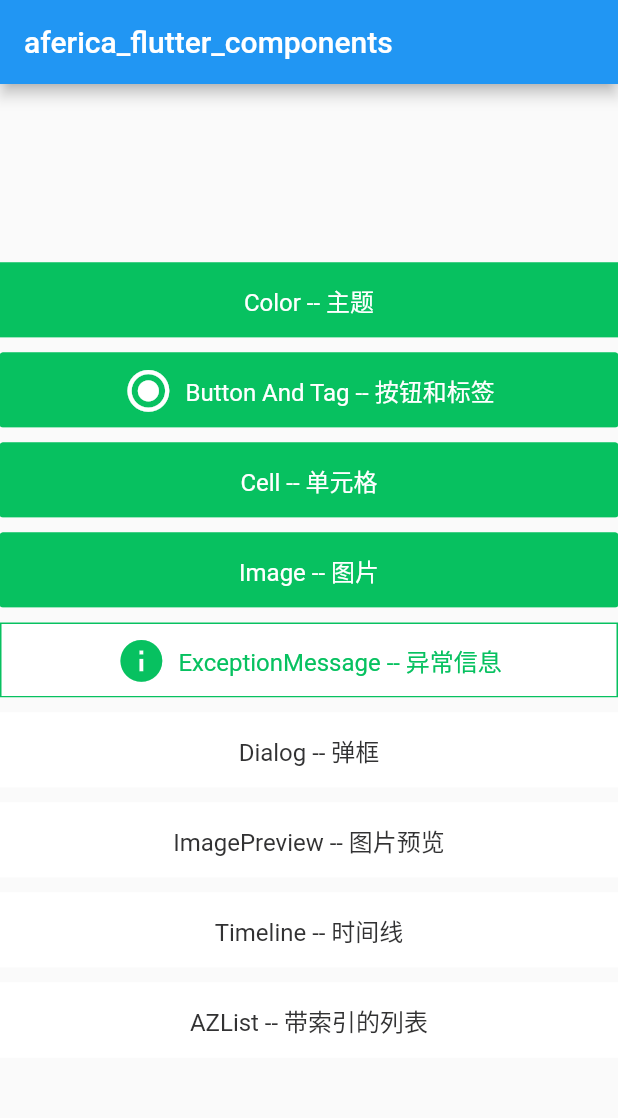
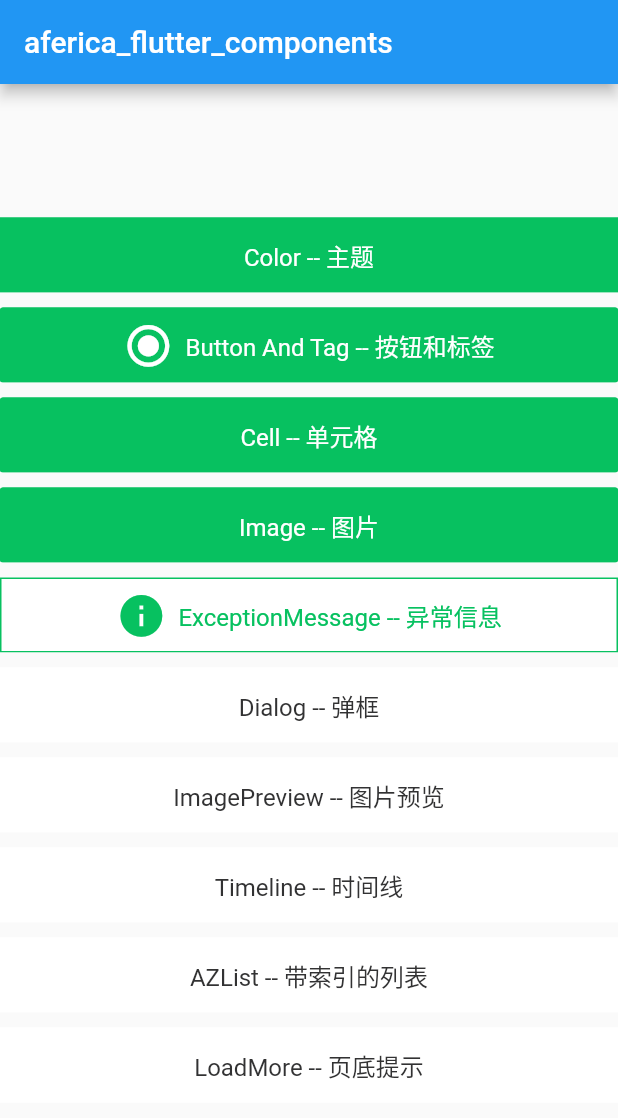
Before and after one commit to aferica/aferica_flutter_components, a Flutter app: the screen it shows after launch, on a phone screen of 412 x 824 dp. Shown: the top 1118 px of the screen. Run offline on Flutter 3.47's test engine with Material 2 defaults, Android fonts, the phone set to English and light mode, and no system bars; drawn by our look-alikes of oktoast; our stand-ins replace cached_network_image, flutter_spinkit; missing offline and left inert: flutter_drag_scale.

Commit message:
添加LoadMore组件

```diff
--- a/example/lib/main.dart
+++ b/example/lib/main.dart
@@ -9,6 +9,7 @@ import 'pages/Dialog.dart';
 import 'pages/ButtonTag.dart';
 import 'pages/Cell.dart';
 import 'pages/AZList.dart';
+import 'pages/LoadMore.dart';
 
 void main() => runApp(MyApp());
 
@@ -175,6 +176,17 @@ class _MyHomePageState extends State<MyHomePage> {
             onClick: () {
               Navigator.of(context).push(new MaterialPageRoute(builder: (ctx) => AZListPage()));
             },
+          ),
+          BlankRow(),
+          ButtonTag(
+            text: 'LoadMore -- 页底提示',
+            type: 'default',
+            size: 'big',
+//            hairline: true,
+            radius: 0,
+            onClick: () {
+              Navigator.of(context).push(new MaterialPageRoute(builder: (ctx) => LoadMorePage()));
+            },
           )
         ],
       ),
--- a/lib/aferica_flutter_components.dart
+++ b/lib/aferica_flutter_components.dart
@@ -22,3 +22,5 @@ export 'panel/index.dart';
 export 'cell/index.dart';
 
 export 'az_list/index.dart';
+
+export 'components/load_more.dart';
--- a/pubspec.yaml
+++ b/pubspec.yaml
@@ -10,7 +10,7 @@ environment:
 dependencies:
   flutter:
     sdk: flutter
-  cached_network_image: ^1.0.0
+  cached_network_image: ^2.0.0-rc
   oktoast: ^2.3.0
   flutter_spinkit: ^3.1.0
   flutter_drag_scale:
```
Also changed, not shown: example/lib/pages/LoadMore.dart (added, +23 -0 lines), lib/components/load_more.dart (added, +51 -0 lines), example/pubspec.lock, pubspec.lock, 5 other files.
